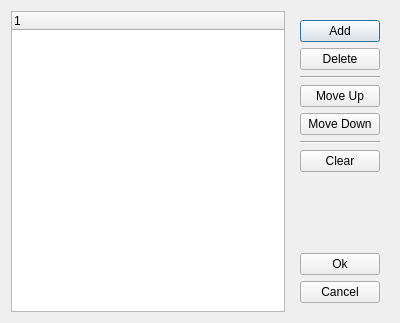
Before: the Qt Designer form src/tbitmapdialog.ui in TheLord45/tsurface, drawn with Qt 5.
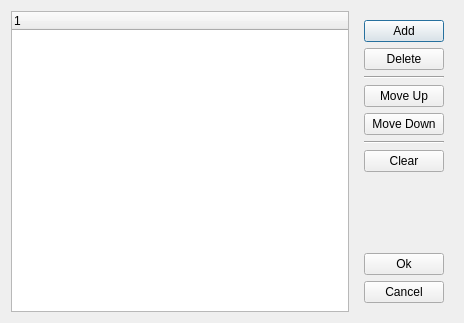
After: the same form once the commit is applied.

The edit to the form file:
```diff
--- a/src/tbitmapdialog.ui
+++ b/src/tbitmapdialog.ui
@@ -6,7 +6,7 @@
    <rect>
     <x>0</x>
     <y>0</y>
-    <width>400</width>
+    <width>464</width>
     <height>323</height>
    </rect>
   </property>
```
